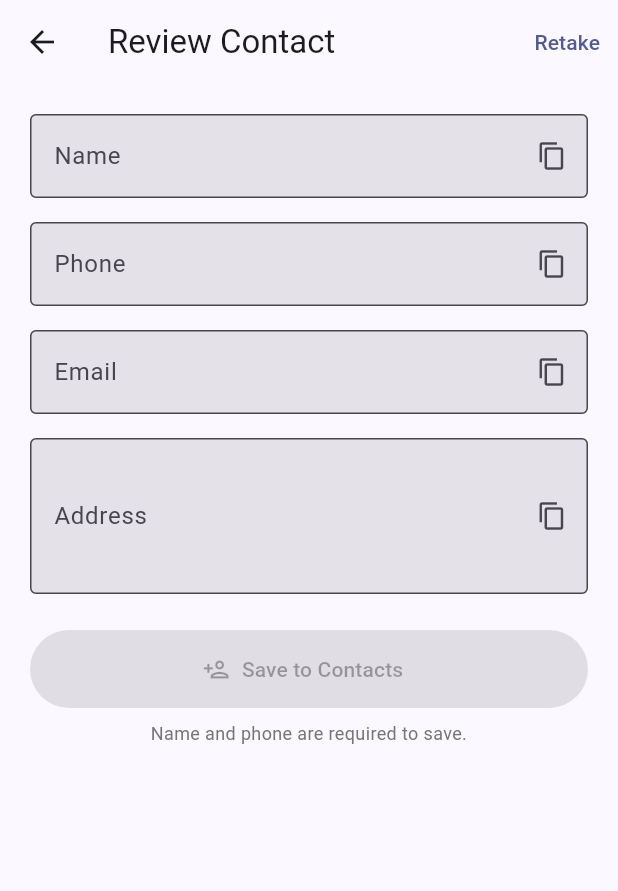
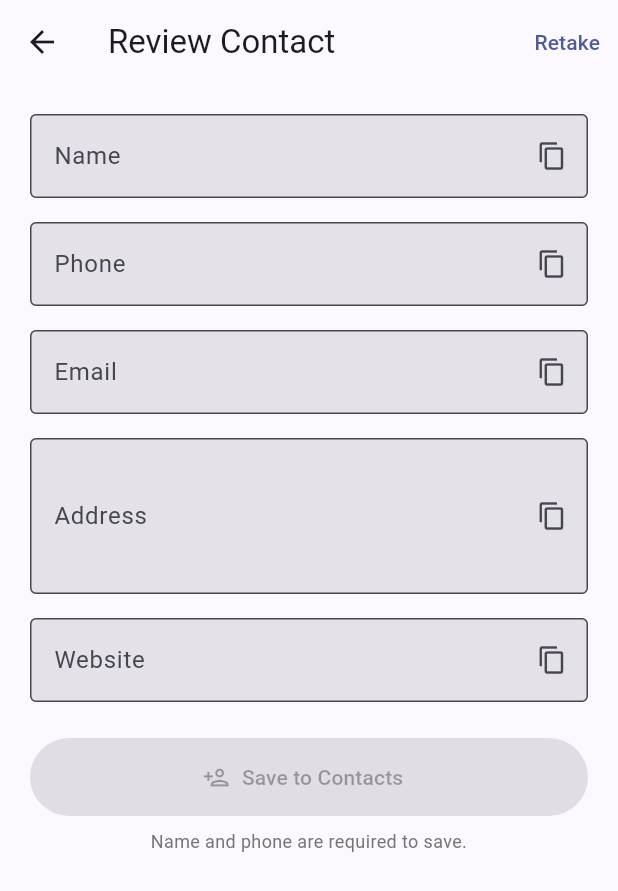
Before and after one commit to acharya-anand/pic_to_contact, a Flutter app: the ReviewScreen screen opened directly with empty values, on a phone screen of 412 x 824 dp. Shown: the top 891 px of the screen. Run offline on Flutter 3.47's test engine with Material 3 defaults, Android fonts, the phone set to English and light mode, and no system bars; our stand-ins replace flutter_contacts, flutter_secure_storage, image_picker, permission_handler; accounts and stored records are empty.

Commit message:
Add website extraction to business card scanner
Extends contact extraction to capture website URLs when visible on a card:
- ExtractedContact: add nullable website field + fromJson parsing
- ClaudeService: add 'website' key to extraction prompt and example
- ContactsService: save website to native contacts via Website()
- ReviewScreen: add Website field tile with URL keyboard type
- Tests: add website assertions and empty-string null-coercion test

https://claude.ai/code/session_01SavPn9Cc2ymDv7A7kBMdpu

```diff
--- a/lib/models/extracted_contact.dart
+++ b/lib/models/extracted_contact.dart
@@ -3,12 +3,14 @@ class ExtractedContact {
   String phone;
   String? email;
   String? address;
+  String? website;
 
   ExtractedContact({
     required this.name,
     required this.phone,
     this.email,
     this.address,
+    this.website,
   });
 
   factory ExtractedContact.fromJson(Map<String, dynamic> json) {
@@ -17,6 +19,7 @@ class ExtractedContact {
       phone: (json['phone'] as String? ?? '').trim(),
       email: _nullIfEmpty(json['email'] as String?),
       address: _nullIfEmpty(json['address'] as String?),
+      website: _nullIfEmpty(json['website'] as String?),
     );
   }
 
--- a/lib/screens/review_screen.dart
+++ b/lib/screens/review_screen.dart
@@ -20,6 +20,7 @@ class _ReviewScreenState extends State<ReviewScreen> {
   late final TextEditingController _phone;
   late final TextEditingController _email;
   late final TextEditingController _address;
+  late final TextEditingController _website;
   bool _saving = false;
 
   @override
@@ -29,6 +30,7 @@ class _ReviewScreenState extends State<ReviewScreen> {
     _phone = TextEditingController(text: widget.contact.phone);
     _email = TextEditingController(text: widget.contact.email ?? '');
     _address = TextEditingController(text: widget.contact.address ?? '');
+    _website = TextEditingController(text: widget.contact.website ?? '');
   }
 
   @override
@@ -37,6 +39,7 @@ class _ReviewScreenState extends State<ReviewScreen> {
     _phone.dispose();
     _email.dispose();
     _address.dispose();
+    _website.dispose();
     super.dispose();
   }
 
@@ -45,6 +48,7 @@ class _ReviewScreenState extends State<ReviewScreen> {
         phone: _phone.text.trim(),
         email: _email.text.trim().isEmpty ? null : _email.text.trim(),
         address: _address.text.trim().isEmpty ? null : _address.text.trim(),
+        website: _website.text.trim().isEmpty ? null : _website.text.trim(),
       );
 
   bool get _canSave =>
@@ -155,6 +159,11 @@ class _ReviewScreenState extends State<ReviewScreen> {
                 keyboardType: TextInputType.streetAddress,
                 maxLines: 3,
               ),
+              ContactFieldTile(
+                label: 'Website',
+                controller: _website,
+                keyboardType: TextInputType.url,
+              ),
               const SizedBox(height: 8),
               ListenableBuilder(
                 listenable: Listenable.merge([_name, _phone]),
--- a/lib/services/claude_service.dart
+++ b/lib/services/claude_service.dart
@@ -22,9 +22,9 @@ class ClaudeService {
   static const _prompt =
       'Extract contact information from this image.\n'
       'Respond ONLY with a JSON object — no markdown, no explanation.\n'
-      'Use exactly these keys: name, phone, email, address.\n'
+      'Use exactly these keys: name, phone, email, address, website.\n'
       'Omit a key entirely if that information is not visible.\n'
-      'Example: {"name":"Jane Smith","phone":"+1 555-234-5678","email":"jane@example.com"}';
+      'Example: {"name":"Jane Smith","phone":"+1 555-234-5678","email":"jane@example.com","website":"https://example.com"}';
 
   static Future<ExtractedContact> extractContact(
     Uint8List imageBytes,
--- a/lib/services/contacts_service.dart
+++ b/lib/services/contacts_service.dart
@@ -40,6 +40,9 @@ class ContactsService {
       addresses: contact.address != null
           ? [Address(contact.address!)]
           : [],
+      websites: contact.website != null
+          ? [Website(contact.website!)]
+          : [],
     );
 
     await newContact.insert();
```
Also changed, not shown: 1 other file.
